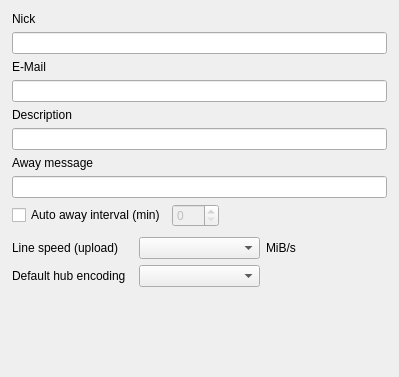
Above: eiskaltdcpp-qt/ui/UISettingsPersonal.ui from Delitants/eiskaltdcpp before the change. Below: the same form after it.
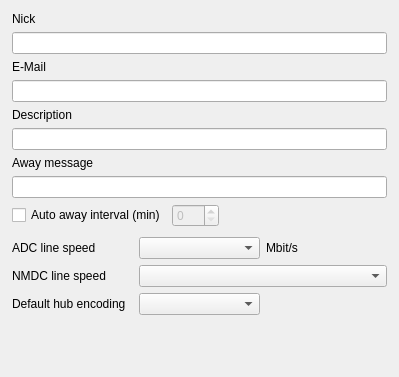
That is the form after the change. Custom widgets are drawn as their Qt base class.

```diff
--- a/eiskaltdcpp-qt/ui/UISettingsPersonal.ui
+++ b/eiskaltdcpp-qt/ui/UISettingsPersonal.ui
@@ -181,7 +181,7 @@
          </sizepolicy>
         </property>
         <property name="text">
-         <string>Line speed (upload)</string>
+         <string>ADC line speed</string>
         </property>
         <property name="alignment">
          <set>Qt::AlignLeft|Qt::AlignVCenter</set>
@@ -216,11 +216,43 @@
          </sizepolicy>
         </property>
         <property name="text">
-         <string>MiB/s</string>
+         <string>Mbit/s</string>
         </property>
        </widget>
       </item>
       <item row="1" column="0">
+       <widget class="QLabel" name="label_NMDC_SPEED">
+        <property name="sizePolicy">
+         <sizepolicy hsizetype="Preferred" vsizetype="Preferred">
+          <horstretch>0</horstretch>
+          <verstretch>0</verstretch>
+         </sizepolicy>
+        </property>
+        <property name="text">
+         <string>NMDC line speed</string>
+        </property>
+        <property name="alignment">
+         <set>Qt::AlignLeft|Qt::AlignVCenter</set>
+        </property>
+        <property name="wordWrap">
+         <bool>true</bool>
+        </property>
+       </widget>
+      </item>
+      <item row="1" column="1" colspan="2">
+       <widget class="QComboBox" name="comboBox_NMDC_SPEED">
+        <property name="sizePolicy">
+         <sizepolicy hsizetype="Minimum" vsizetype="Fixed">
+          <horstretch>0</horstretch>
+          <verstretch>0</verstretch>
+         </sizepolicy>
+        </property>
+        <property name="toolTip">
+         <string>Legacy NMDC connection type sent in $MyINFO.</string>
+        </property>
+       </widget>
+      </item>
+      <item row="2" column="0">
        <widget class="QLabel" name="label_6">
         <property name="sizePolicy">
          <sizepolicy hsizetype="Preferred" vsizetype="Preferred">
@@ -239,7 +271,7 @@
         </property>
        </widget>
       </item>
-      <item row="1" column="1">
+      <item row="2" column="1">
        <widget class="QComboBox" name="comboBox_ENC">
         <property name="sizePolicy">
          <sizepolicy hsizetype="Minimum" vsizetype="Fixed">
```
Left out of the diff: 2 changed lines with no effect on the pictures.
